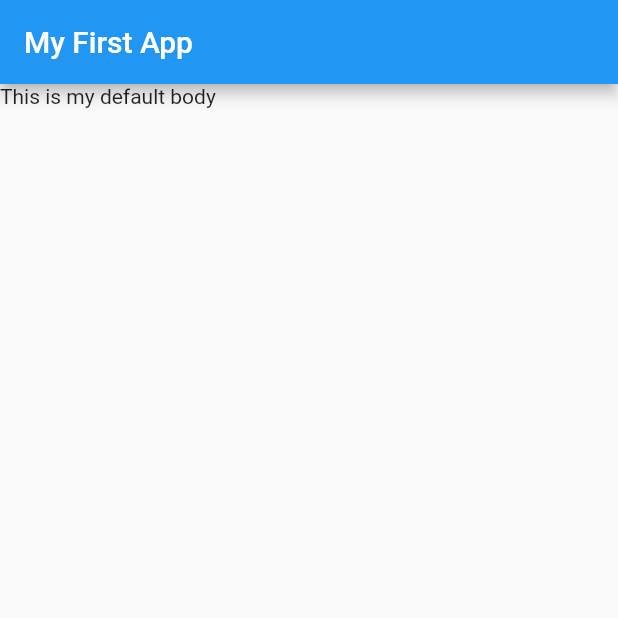
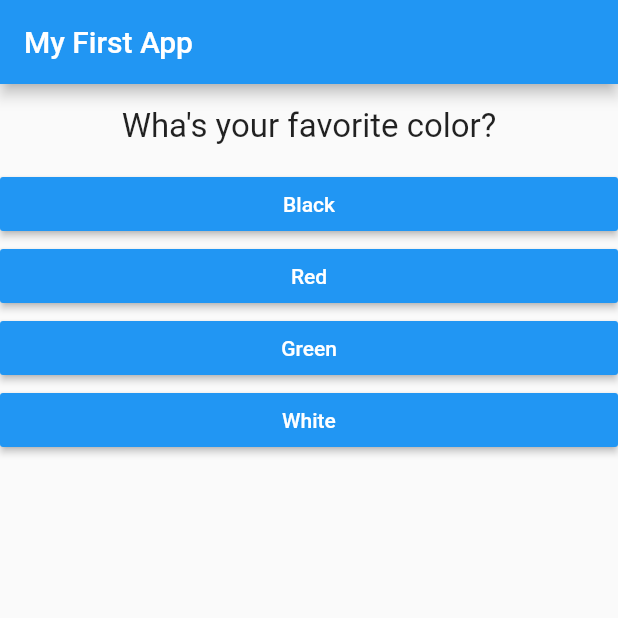
Before and after one commit to alaminsheikh01/Flutter-Practice-code, a Flutter app: the screen it shows after launch, on a phone screen of 412 x 824 dp, the top half of it. Run offline on Flutter 3.47's test engine with Material 2 defaults, Android fonts, the phone set to English and light mode, and no system bars.

Commit message:
complete quize app

```diff
--- /dev/null
+++ b/lib/answer.dart
@@ -0,0 +1,21 @@
+import 'package:flutter/material.dart';
+
+class Answer extends StatelessWidget {
+  final Function selectHandler;
+  final String answerText;
+
+  Answer(this.selectHandler, this.answerText);
+
+  @override
+  Widget build(BuildContext context) {
+    return Container(
+      width: double.infinity,
+      child: RaisedButton(
+        color: Colors.blue,
+        textColor: Colors.white,
+        child: Text(answerText),
+        onPressed: selectHandler,
+      ),
+    );
+  }
+}
--- a/lib/main.dart
+++ b/lib/main.dart
@@ -1,18 +1,89 @@
 import 'package:flutter/material.dart';
+import './question.dart';
+import './answer.dart';
 
 void main() {
   runApp(MyApp());
 }
 
 //stater code
-class MyApp extends StatelessWidget {
+
+class MyApp extends StatefulWidget {
+  State<StatefulWidget> createState() {
+    return MyAppStore();
+  }
+}
+
+class MyAppStore extends State<MyApp> {
+  final question = const [
+    {
+      'questionText': 'Wha\'s your favorite color?',
+      'answer': ['Black', 'Red', 'Green', 'White'],
+    },
+    {
+      'questionText': 'Wha\'s your favorite animal?',
+      'answer': ['Rabbit', 'Snake', 'Elephant', 'Lion'],
+    },
+    {
+      'questionText': 'Wha\'s your favorite Instructor?',
+      'answer': ['Mack', 'stive', 'mick', 'Millan'],
+    },
+  ];
+
+  int answerIndex = 0;
+
+  void answerQuestion() {
+    setState(() {
+      answerIndex = answerIndex + 1;
+    });
+    print(answerIndex);
+    if (answerIndex < question.length) {
+      print('We have more question!');
+    } else {
+      print('No more question');
+    }
+  }
+
+  void restart() {
+    setState(() {
+      answerIndex = 0;
+    });
+  }
+
   Widget build(BuildContext context) {
     return MaterialApp(
       home: Scaffold(
         appBar: AppBar(
           title: Text('My First App'),
         ),
-        body: Text('This is my default body'),
+        body: answerIndex < question.length
+            ? Column(
+                children: [
+                  Question(
+                    question[answerIndex]['questionText'],
+                  ),
+                  ...(question[answerIndex]['answer'] as List<String>)
+                      .map((answer) {
+                    return Answer(answerQuestion, answer);
+                  }).toList()
+                ],
+              )
+            : Column(
+                children: [
+                  Center(
+                    child: Text(
+                      'You did it',
+                      style:
+                          TextStyle(fontSize: 25, fontWeight: FontWeight.bold),
+                    ),
+                  ),
+                  FlatButton(
+                    onPressed: restart,
+                    child: Text('Reset'),
+                    textColor: Colors.blue,
+                  )
+                ],
+              ),
       ),
     );
   }
--- /dev/null
+++ b/lib/question.dart
@@ -0,0 +1,19 @@
+import 'package:flutter/material.dart';
+
+class Question extends StatelessWidget {
+  final String answerIndex;
+
+  Question(this.answerIndex);
+  @override
+  Widget build(BuildContext context) {
+    return Container(
+      width: double.infinity,
+      margin: EdgeInsets.all(15),
+      child: Text(
+        answerIndex,
+        style: TextStyle(fontSize: 22),
+        textAlign: TextAlign.center,
+      ),
+    );
+  }
+}
```
